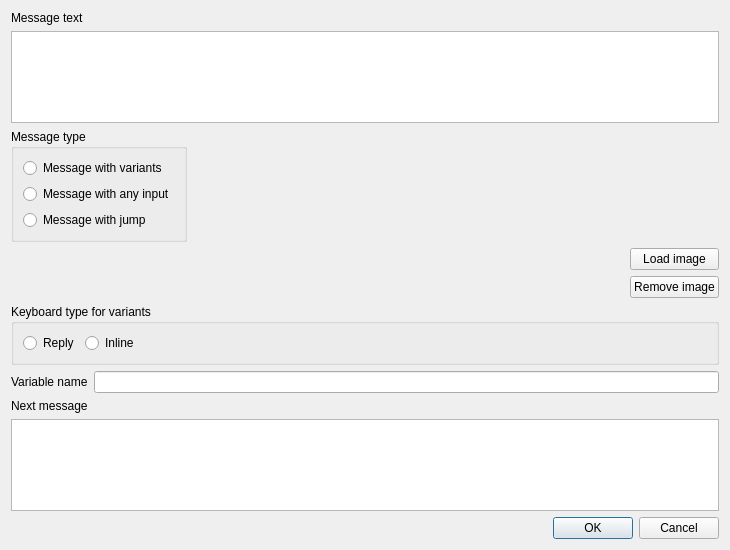
Before: the Qt Designer form simple_gram_desktop/constructor_app/widgets/bot_editor/message_editor_dialog.ui in cuttlesystems/simplegram, drawn with Qt 5.
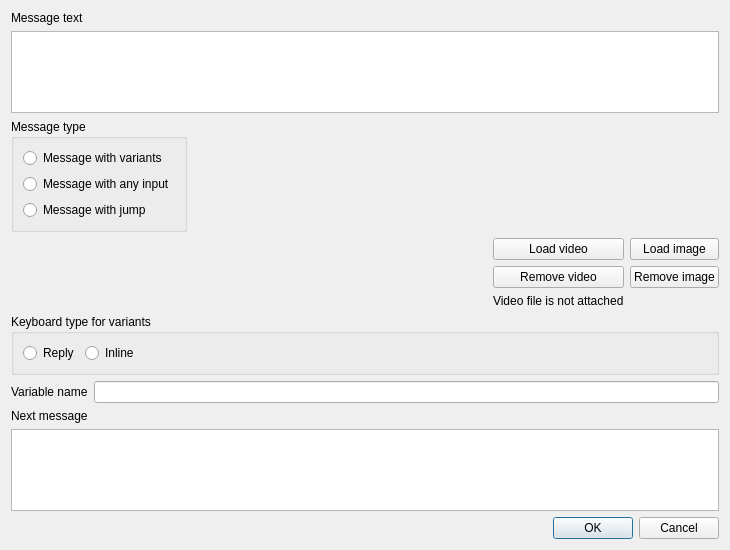
After: the same form once the commit is applied. Custom widgets are drawn as their Qt base class.

What changed in the file:
```diff
--- a/simple_gram_desktop/constructor_app/widgets/bot_editor/message_editor_dialog.ui
+++ b/simple_gram_desktop/constructor_app/widgets/bot_editor/message_editor_dialog.ui
@@ -118,6 +118,40 @@
        </property>
       </spacer>
      </item>
+     <item>
+      <layout class="QVBoxLayout" name="verticalLayout_5">
+       <item>
+        <widget class="QPushButton" name="load_video_button">
+         <property name="maximumSize">
+          <size>
+           <width>16777215</width>
+           <height>16777215</height>
+          </size>
+         </property>
+         <property name="layoutDirection">
+          <enum>Qt::LeftToRight</enum>
+         </property>
+         <property name="text">
+          <string>Load video</string>
+         </property>
+        </widget>
+       </item>
+       <item>
+        <widget class="QPushButton" name="remove_video_button">
+         <property name="text">
+          <string>Remove video</string>
+         </property>
+        </widget>
+       </item>
+       <item>
+        <widget class="QLabel" name="message_video">
+         <property name="text">
+          <string>Video file is not attached</string>
+         </property>
+        </widget>
+       </item>
+      </layout>
+     </item>
      <item>
       <layout class="QVBoxLayout" name="verticalLayout_4">
        <item>
@@ -143,6 +177,19 @@
          </property>
         </widget>
        </item>
+       <item>
+        <spacer name="verticalSpacer">
+         <property name="orientation">
+          <enum>Qt::Vertical</enum>
+         </property>
+         <property name="sizeHint" stdset="0">
+          <size>
+           <width>20</width>
+           <height>40</height>
+          </size>
+         </property>
+        </spacer>
+       </item>
       </layout>
      </item>
     </layout>
```
